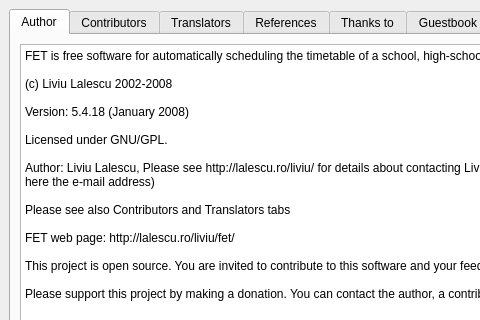
Above: fet/src/interface/helpaboutform_template.ui from vonmecheln/fet before the change; both pictures show x 0 to 480 and y 0 to 320 of the 707 by 409 pixel window. Below: the same form after it.
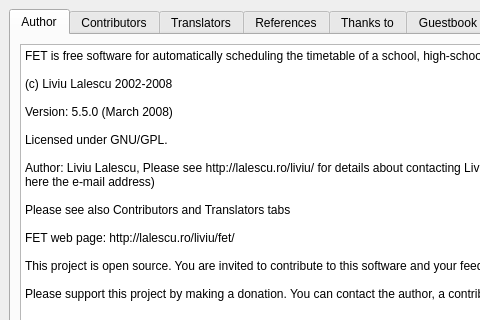
That is the form after the change. The open tabs and pages were chosen to show the change.

What changed in the file:
```diff
--- a/fet/src/interface/helpaboutform_template.ui
+++ b/fet/src/interface/helpaboutform_template.ui
@@ -69,7 +69,7 @@
 &lt;p style="-qt-paragraph-type:empty; margin-top:0px; margin-bottom:0px; margin-left:0px; margin-right:0px; -qt-block-indent:0; text-indent:0px;">&lt;/p>
 &lt;p style=" margin-top:0px; margin-bottom:0px; margin-left:0px; margin-right:0px; -qt-block-indent:0; text-indent:0px;">(c) Liviu Lalescu 2002-2008&lt;/p>
 &lt;p style="-qt-paragraph-type:empty; margin-top:0px; margin-bottom:0px; margin-left:0px; margin-right:0px; -qt-block-indent:0; text-indent:0px;">&lt;/p>
-&lt;p style=" margin-top:0px; margin-bottom:0px; margin-left:0px; margin-right:0px; -qt-block-indent:0; text-indent:0px;">Version: 5.4.18 (January 2008)&lt;/p>
+&lt;p style=" margin-top:0px; margin-bottom:0px; margin-left:0px; margin-right:0px; -qt-block-indent:0; text-indent:0px;">Version: 5.5.0 (March 2008)&lt;/p>
 &lt;p style="-qt-paragraph-type:empty; margin-top:0px; margin-bottom:0px; margin-left:0px; margin-right:0px; -qt-block-indent:0; text-indent:0px;">&lt;/p>
 &lt;p style=" margin-top:0px; margin-bottom:0px; margin-left:0px; margin-right:0px; -qt-block-indent:0; text-indent:0px;">Licensed under GNU/GPL.&lt;/p>
 &lt;p style="-qt-paragraph-type:empty; margin-top:0px; margin-bottom:0px; margin-left:0px; margin-right:0px; -qt-block-indent:0; text-indent:0px;">&lt;/p>
```
Left out of the diff: 4 changed lines with no effect on the pictures.
